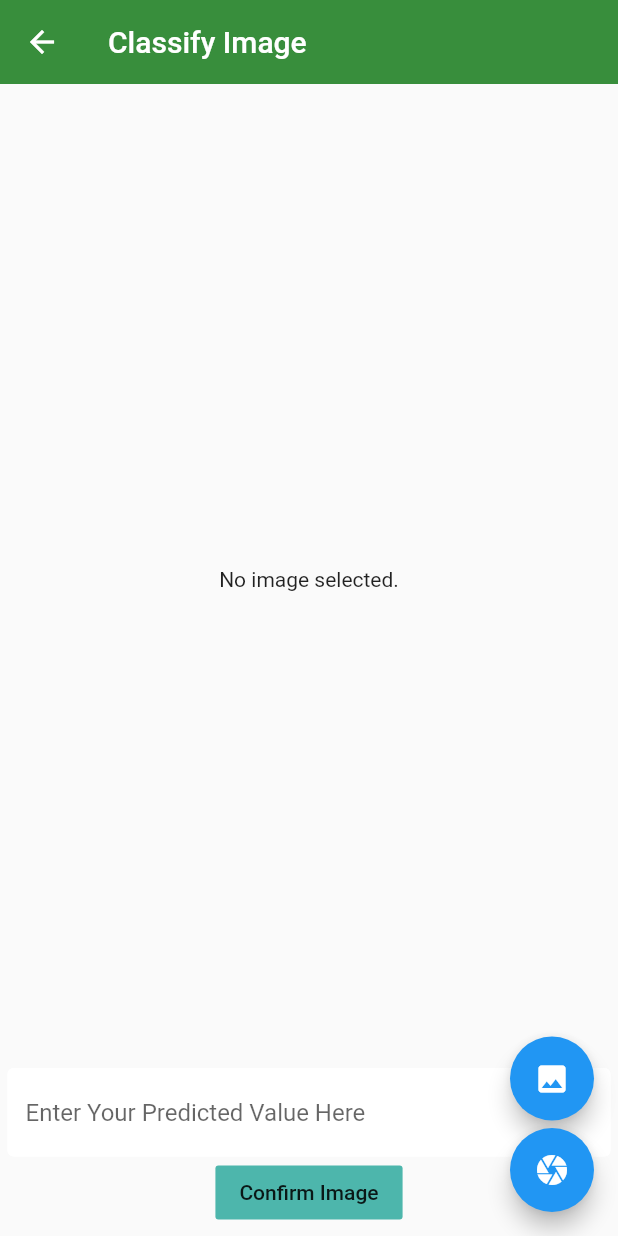
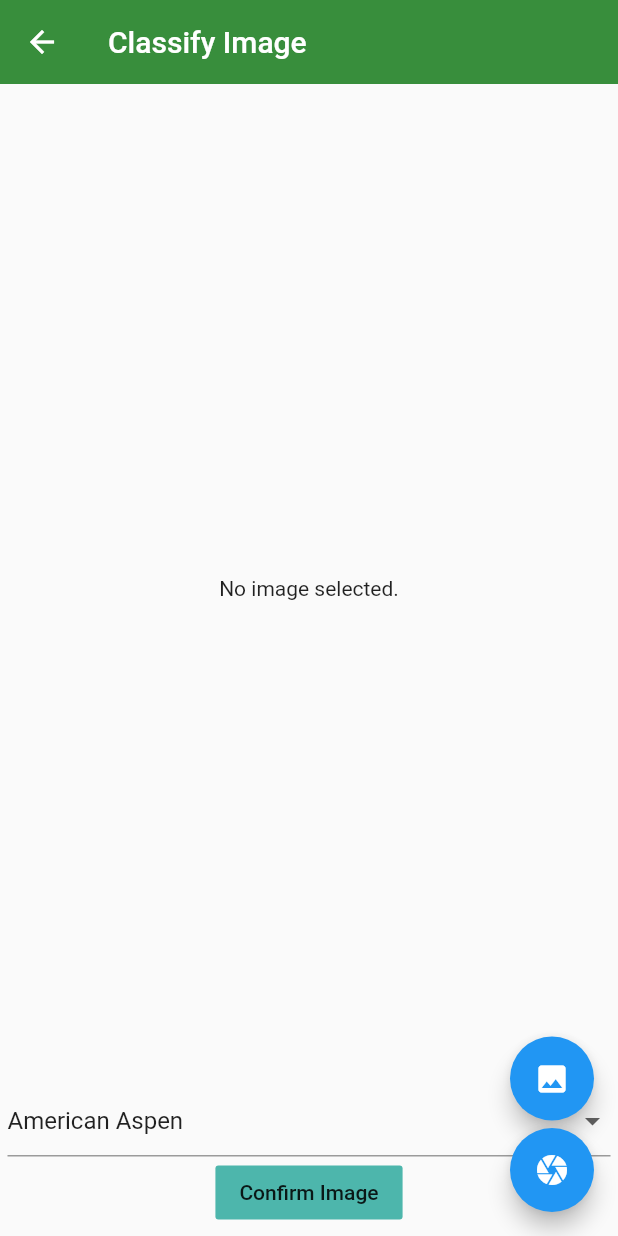
Before and after one commit to Final-Capstone-Nature-Scavenger-Hunt/odyssee-app, a Flutter app: the ClassifyImage screen opened directly, on a phone screen of 412 x 824 dp. Run offline on Flutter 3.47's test engine with Material 2 defaults, Android fonts, the phone set to English and light mode, and no system bars; our stand-ins replace cloud_firestore, cloud_functions, firebase_auth, firebase_storage, flutter_spinkit, image_picker; missing offline and left inert: tflite; accounts and stored records are empty.

Commit message:
correct classification lead to hunt item screen

```diff
--- /dev/null
+++ b/lib/mocks/hunt_data.dart
@@ -0,0 +1,229 @@
+class HuntData {
+
+
+  static final Map huntMap = {'American Aspen': {'Description': 'American\xa0aspen\xa0has a long history of '
+                                    'herbal\xa0use. It was widely employed '
+                                    'medicinally by many native North American '
+                                    'Indian tribes who valued it especially for '
+                                    'its antiseptic and analgesic qualities,\xa0'
+                                    'using\xa0it in the treatment of wounds, '
+                                    'skin complaints and respiratory disorders.',
+                      'Hints': 'The bark on young trees is thin, pale-green to '
+                              'creamy white; on older trees it becomes thick, '
+                              'roughened by warty bands, and divided into '
+                              'flattened ridges.',
+                      'HuntName': 'American Aspen'},
+  'Black tailed Deer': {'Description': 'Since about 12,000 BCE these animals '
+                                        'have been hunted by CA indigenous '
+                                        'peoples. They used the deer skin for '
+                                        'clothing and bones for tools.',
+                        'Hints': 'Look in the brush for this grazing beauty',
+                        'HuntName': 'Black tailed Deer'},
+  'California black oak': {'Description': 'Some California Native Americans '
+                                          'preferred California black oak '
+                                          'acorns over those of other species '
+                                          'for making acorn meal. This acorn '
+                                          'was a staple food for many Native '
+                                          'American groups, comprising up to '
+                                          '60% of their diet.',
+                            'Hints': 'The inner bark is bright yellow or yellow '
+                                    'orange, distinguishing it from the other '
+                                    'oaks, whose inner bark is more bland.',
+                            'HuntName': 'California black oak'},
+  'California buckeye': {'Description': 'Young buckeye shoots were sometimes '
+                                        'used as spindles or twirling sticks in '
+                                        'fire-making kits. Many tribes mashed '
+                                        'buckeye\xa0nuts\xa0and poured the '
+                                        'contents into quiet pools to stupefy '
+                                        'or kill fish.',
+                          'Hints': 'A deciduous, small tree, normally growing to '
+                                  '15\'. The showy 6" creamy- scented flower '
+                                  'spikes appear in April-May.',
+                          'HuntName': 'California buckeye'},
+  'California nutmeg': {'Description': 'The seeds were a highly esteemed food '
+                                        'of California Indians.  In\n'
+                                        'addition, Indians used the tree roots '
+                                        'for making baskets, and the\n'
+                                        'wood for making bows.',
+                        'Hints': 'Small, inconspicuous flowers appear each year '
+                                  'in spring and early summer, although fruit '
+                                  'production is very erratic and unreliable.',
+                        'HuntName': 'California nutmeg'},
+  'Californian Poppy': {'Description': 'Aside from being the CA state flower, '
+                                        'in combination with other herbs, '
+                                        'California poppy is used for '
+                                        'depression, long-term mental and '
+                                        'physical tiredness (neurasthenia), '
+                                        'nerve pain, various psychiatric '
+                                        'conditions, blood vessel problems, '
+                                        'sensitivity to weather changes, and '
+                                        'sedation.',
+                        'Hints': 'Look for the lively orange, red and yellow in '
+                                  'this iconic California flower.',
+                        'HuntName': 'Californian Poppy'},
+  'Common Raven': {'Description': 'Known as the transformer of worlds and a '
+                                  'selfish trickster in northwest coastal '
+                                  'native cultures.\xa0Ravens have among the '
+                                  'largest brains of any bird. They have a high '
+                                  'aptitude for problem solving and play, and '
+                                  'are one of few species to make their own '
+                                  'toys.',
+                    'Hints': "I'm all around the campsites looking for food you "
+                            'left behind.',
+                    'HuntName': 'Common Raven'},
+  'Douglas Fir': {'Description': 'It is used as a poultice to treat cuts, '
+                                  'burns, wounds and\xa0other\xa0skin ailments. '
+                                  'The poultice is also used to treat injured or '
+                                  'dislocated bones. The resin is used in the '
+                                  'treatment of coughs and sore throats.',
+                  'Hints': 'The cone has unique snake-tongue-like forks '
+                            'creeping out from under the scales.',
+                  'HuntName': 'Douglas Fir'},
+  'Giant Redwood': {'Description': 'These ancient trees are the most massive '
+                                    'and among the oldest of any living thing on '
+                                    'Earth. This is particularly interesting '
+                                    'because their pinecones are only 2" long!',
+                    'Hints': 'Look to the sky to identify these towering '
+                              'giants.',
+                    'HuntName': 'Giant Redwood'},
+  'Great red paintbrush': {'Description': 'The flowers of Indian paintbrush are '
+                                          'edible, and were consumed in '
+                                          'moderation by various Native '
+                                          'American tribes as a condiment with '
+                                          'other fresh greens. Indian '
+                                          'paintbrush has similar health '
+                                          'benefits to consuming garlic if only '
+                                          'the flowers are eaten in small '
+                                          'amounts.',
+                            'Hints': 'This parasitic plant grows up to 2.5 feet '
+                                    'tall, and is bright red due to its lack of '
+                                    'photosynthesis.',
+                            'HuntName': 'Great red paintbrush'},
+  'Grey leaf pine': {'Description': 'It has limited commercial use today, but '
+                                    'it once was important to California '
+                                    'Indians, who used its seeds and parts of '
+                                    'cones, bark, and buds as food supplements, '
+                                    'and its twigs, needles, cones, and resin '
+                                    'in basket and drum construction.',
+                      'Hints': 'This five needled pine has long cylindrical '
+                              'cones.',
+                      'HuntName': 'Grey leaf pine'},
+  'Incense cedar': {'Description': 'Cedar is one of the most important Native '
+                                    'American ceremonial plants, used by many '
+                                    'tribes as an incense and purifying herb. '
+                                    'Cedar is especially associated with prayer, '
+                                    'healing, dreams, and protection against '
+                                    'disease.',
+                    'Hints': 'Often confused with the sequoia, use your senses '
+                              'to help "sniff out" this conifer.',
+                    'HuntName': 'Incense cedar'},
+  'Myrtlewood': {'Description': 'Although the aroma of the leaves is known to '
+                                'cause headaches, they have also been used as '
+                                'an infusion and a poultice to treat this '
+                                'affliction. The leaves are also used '
+                                'internally to treat neuralgia, intestinal '
+                                'cramps and gastro-enteritis.',
+                  'Hints': 'Crush and smell a leaf to see if it has a peppery '
+                          'aroma.',
+                  'HuntName': 'Myrtlewood'},
+  'Narrowcone pine': {'Description': 'It is a valuable remedy used internally '
+                                      'in the treatment of kidney and bladder '
+                                      'complaints and is used both internally '
+                                      'and as a rub and steam bath in the '
+                                      'treatment of rheumatic pain.',
+                      'Hints': 'Found on dry, rocky slopes and ridges\xa0.',
+                      'HuntName': 'Narrowcone pine'},
+  'Not Recognized': {'Description': null,
+                      'Hints': null,
+                      'HuntName': 'Not Recognized'},
+  'Oregon Maple': {'Description': 'This is the largest tree of all the maple '
+                                  'species. Natives historically harvested '
+                                  'bigleaf maple branches and twigs. They used '
+                                  'its bark for making rope, the wood for '
+                                  'utensils and canoe paddles, and the shoots '
+                                  'for baskets.',
+                    'Hints': "If you're not in time to see this trees large "
+                            'yellow leaves, perhaps you can spot one by its '
+                            'multiple trunks.',
+                    'HuntName': 'Oregon Maple'},
+  'Pacific Blue bellied Lizard': {'Description': 'They can change color from '
+                                                  'light grey or tan to nearly '
+                                                  'jet black, but they probably '
+                                                  'use this ability for the '
+                                                  'purpose of thermoregulation',
+                                  'Hints': "If you're quiet enough, you might "
+                                            "sneak up on me while I'm sunbathing "
+                                            'on a rock.',
+                                  'HuntName': 'Pacific Blue bellied Lizard'},
+  'Pacific dogwood': {'Description': 'Natives used the hard, dried wood for '
+                                      'harpoon shafts and other implements.  It '
+                                      'is known to soothe a stomach ache. The '
+                                      'wood has also been used to make thread '
+                                      'spindles, golf club heads and piano keys.',
+                      'Hints': 'Pacific dogwood grows best on well-drained '
+                                'soils, often underneath Douglas-fir.',
+                      'HuntName': 'Pacific dogwood'},
+  'Prickly ponderosa': {'Description': 'Roots of ponderosa pine were used to '
+                                        'make blue dye and needles were used as '
+                                        'insulation for underground storage '
+                                        'pits. Bark was used to cover houses.',
+                        'Hints': 'This pine has a particularly prickly pinecone '
+                                  'which gives it its nickname "Prickly '
+                                  'Ponderosa"',
+                        'HuntName': 'Prickly ponderosa'},
+  'Showy milkweed': {'Description': 'The sap of showy milkweed was used by some '
+                                    'desert tribes to heal sores and cuts, and '
+                                    'to cure warts and ringworm. Tea made from '
+                                    'the rhizomes was a remedy for measles or '
+                                    'coughs.',
+                      'Hints': 'Look in pastures, meadows, forest clearings, '
+                              'untilled fields, roadsides, and ditch banks.',
+                      'HuntName': 'Showy milkweed'},
+  'Snowplant': {'Description': 'The snow plant’s scientific name, sarcodes '
+                                'sanguinea , roughly translates to “the bloody '
+                                'flesh-like thing.” The snow plant does not need '
+                                'the sun to survive. \n'
+                                'It derives its nutrients from fungi in the '
+                                'soil.',
+                'Hints': 'This plant relies on the conifers to exist, so look '
+                          'around the tree line for its distinct red appearance.',
+                'HuntName': 'Snowplant'},
+  'Valley oak': {'Description': 'Native Americans used valley oak acorns for '
+                                'making meal.  During the\n'
+                                'last century, domestic pigs were driven to '
+                                'Central Valley oak woodlands for mast '
+                                'feedings.',
+                  'Hints': 'A fast growing shade tree, these oaks can grow to '
+                          '70` tall.',
+                  'HuntName': 'Valley oak'},
+  'Western juniper': {'Description': 'Its crushed bark was sometimes twisted '
+                                      'into a\xa0rope, and tied at intervals '
+                                      'with yucca  and wrapped into a\xa0coil. '
+                                      'The free end was set on fire and kept '
+                                      'smouldering by blowing on it at '
+                                      'intervals. Fire could be carried in this '
+                                      'fashion for several hours.',
+                      'Hints': 'The back of each needle has a white or clear '
+                                'resin dot.',
+                      'HuntName': 'Western juniper'},
+  'Western poison oak': {'Description': 'While this plant is most known for '
+                                        'giving humans a rash, it is also the '
+                                        'most important black-tailed deer '
+                                        'browse. It also feeds several types of '
+                                        "birds, so it's not all bad!",
+                          'Hints': 'This plant will have you reaching for the '
+                                  "calamine lotion if you're not careful. It's "
+                                  'also a seasonal chameleon, frequently '
+                                  'changing its hues of green, yellow and red.',
+                          'HuntName': 'Western poison oak'},
+  'Whitebark pine': {'Description': 'It is a valuable remedy used internally in '
+                                    'the treatment of kidney and bladder '
+                                    'complaints and is used both internally and '
+                                    'as a rub and steam bath in the treatment '
+                                    'of rheumatic pain.',
+                      'Hints': 'This hardy pine can be found in windier and '
+                              'colder spots than other species.',
+                      'HuntName': 'Whitebark pine'}
+  };
+
+}
--- /dev/null
+++ b/lib/models/hunt_item.dart
@@ -0,0 +1,8 @@
+class HuntItem{
+  final String huntName;
+  final String description;
+  final String hint;
+  final String huntImage;
+
+  HuntItem({this.huntName, this.description, this.hint, this.huntImage});
+}
--- a/lib/screens/classification/classification.dart
+++ b/lib/screens/classification/classification.dart
@@ -3,6 +3,7 @@ import 'dart:io';
 import 'package:flutter/material.dart';
 import 'package:flutter/services.dart';
 import 'package:flutter_spinkit/flutter_spinkit.dart';
+import 'package:odyssee/mocks/hunt_data.dart';
 import 'package:odyssee/screens/classification/classification_helpers.dart';
 import 'package:odyssee/shared/styles.dart';
 import 'package:provider/provider.dart';
@@ -117,17 +118,21 @@ class _ClassifyImageState extends State<ClassifyImage> {
     List<Widget> stackChildren = [];
 
     final user = Provider.of<User>(context);
+    final huntNames = HuntData.huntMap.keys.toList();
 
     List<Widget> belowImageWidgets = [
-      TextFormField(
-                          decoration: Styles.textInputDecoration.copyWith(hintText: 'Enter Your Predicted Value Here'),
-                          validator: (val) => val.isEmpty ? 'Please enter a value here' : null,
-                          onChanged:(val){
-                            setState(() => predictedClass = val);
-                          },
-                          initialValue: predictedClass,
 
-                        ),
+      DropdownButtonFormField(
+        value: predictedClass ?? huntNames[0],
+        items: huntNames.map((huntName) =>
+        DropdownMenuItem(
+          child: Text(huntName),
+          value: huntName,
+        )
+        ).toList(),
+        onChanged: (val) => setState(() => predictedClass = val),
+        ),
+
       FlatButton(
         child: Text('Confirm Image'),
         onPressed: () =>  ClassificationHelpers().confirmClassification(context, user, _recognitions,
--- a/lib/screens/classification/classification_helpers.dart
+++ b/lib/screens/classification/classification_helpers.dart
@@ -1,7 +1,9 @@
 import 'dart:io';
-
 import 'package:flutter/material.dart';
+import 'package:odyssee/mocks/hunt_data.dart';
+import 'package:odyssee/models/hunt_item.dart';
 import 'package:odyssee/models/user.dart';
+import 'package:odyssee/screens/classification/hunt_screen.dart';
 import 'package:odyssee/services/database.dart';
 
 class ClassificationHelpers {
@@ -9,9 +11,14 @@ class ClassificationHelpers {
 
 
   void confirmClassification(BuildContext context, User user, recogntions, String predictedClass, bool findStatus, File image) {
-    var predictions = recogntions.map((res) => res["label"]).toList();
-    findStatus = predictions.contains(predictedClass);
-    showAlertDialog(context, user, predictedClass, image, findStatus);
+    var predictions = recogntions.map((res) => res["label"].toLowerCase()).toList();
+    findStatus = predictions.contains(predictedClass.toLowerCase());
+    Map huntMapItem = HuntData.huntMap[predictedClass];
+    HuntItem huntItem = HuntItem(
+                                huntName: huntMapItem['HuntName'], description: huntMapItem['Description'],
+                                hint: huntMapItem['Hints']);
+    Navigator.push(context, MaterialPageRoute(builder: (context) => HuntScreen(huntItem : huntItem)));
+    //showAlertDialog(context, user, predictedClass, image, findStatus);
   }
 
 
--- /dev/null
+++ b/lib/screens/classification/hunt_screen.dart
@@ -0,0 +1,77 @@
+import 'package:flutter/material.dart';
+import 'package:odyssee/models/hunt_item.dart';
+import 'package:odyssee/shared/constants.dart';
+import 'package:odyssee/shared/styles.dart';
+
+
+class HuntScreen extends StatelessWidget {
+
+  final HuntItem huntItem;
+
+
+  HuntScreen({this.huntItem});
+
+  @override
+  Widget build(BuildContext context) {
+    return Scaffold(
+      backgroundColor: Colors.black,
+      appBar: AppBar(
+        title: Text(huntItem.huntName),
+        backgroundColor: Styles.appBarStyle,
+        ),
+      body: Container(
+        margin: EdgeInsets.symmetric(vertical: 5.0, horizontal: 5.0),
+        padding: EdgeInsets.symmetric(vertical: 10.0, horizontal: 20.0),
+        decoration: BoxDecoration(
+          color: Colors.white,
+          border: Border.all(
+            color: Colors.teal[400],
+            width: 2.0
+            ),
+          ),
+        child: Column(
+          children: _renderFacts(context, huntItem),
+          ),
+        ),
+    );
+  }
+
+List<Widget> _renderFacts (BuildContext context, HuntItem huntItem) {
+  var result = List<Widget>();
+  result.add(_bannerImage(huntItem.huntImage ?? Constants.huntPlaceholderImage , 150));
+  result.add(_sectionTitle('Description'));
+  result.add(_sectionText(huntItem.description));
+  result.add(_sectionTitle('Hint'));
+  result.add(_sectionText(huntItem.hint));
+
+  return result;
+}
+
+  Widget _sectionTitle(String text){
+    return Container(
+      padding: EdgeInsets.fromLTRB(25.0, 25.0, 25.0, 10.0),
+      child: Text(text,
+      textAlign : TextAlign.left,
+      style : TextStyle(
+        color: Colors.grey[600],
+        fontSize: 25.0,
+        fontFamily: 'Muli',
+        fontWeight: FontWeight.bold
+        )
+    )
+    );
+  }
+
+Widget _sectionText(String text){
+  return Text(text);
+}
+
+
+Widget _bannerImage( String url, double height){
+  return Container(
+    constraints : BoxConstraints.tightFor(height:height),
+    child : Image.network(url, fit: BoxFit.fitWidth)
+  );
+}
+
+}
--- /dev/null
+++ b/lib/shared/constants.dart
@@ -0,0 +1,5 @@
+class Constants {
+
+  static final String huntPlaceholderImage = "https://via.placeholder.com/200X150";
+
+}
--- a/lib/shared/styles.dart
+++ b/lib/shared/styles.dart
@@ -1,6 +1,15 @@
 import 'package:flutter/material.dart';
 
 class Styles {
+
+  static final Color _textColorStrong = _hexToColor('000000');
+  static final Color _textColorDefault = _hexToColor('666666');
+  static final String _fontNameDefault = 'Muli';
+
+
+  static Color _hexToColor( String code ) {
+    return Color(int.parse(code.substring(0, 6), radix : 16) );
+  }
 
   static const textInputDecoration =  InputDecoration(
                   fillColor: Colors.white,
@@ -31,4 +40,11 @@ class Styles {
       );
 
   static dynamic appBarStyle = Colors.green[700];
+
+
+  static final headerLarge = TextStyle(
+    fontFamily: _fontNameDefault,
+    fontSize: 25.0,
+    color: _textColorStrong,
+  );
 }
--- a/pubspec.yaml
+++ b/pubspec.yaml
@@ -54,8 +54,8 @@ flutter:
 
   # To add assets to your application, add an assets section, like this:
   assets:
-   - assets/models/odysee/model_v2.tflite
-   - assets/models/odysee/labels_imagenet_slim.txt
+   - assets/models/odyssee/model_v2.tflite
+   - assets/models/odyssee/labels_imagenet_slim.txt
    - assets/nature.jpg
 
   # An image asset can refer to one or more resolution-specific "variants", see
```
Also changed, not shown: assets/models/odyssee/labels_imagenet_slim.txt (renamed from assets/models/odysee/labels_imagenet_slim.txt), 2 other files.
